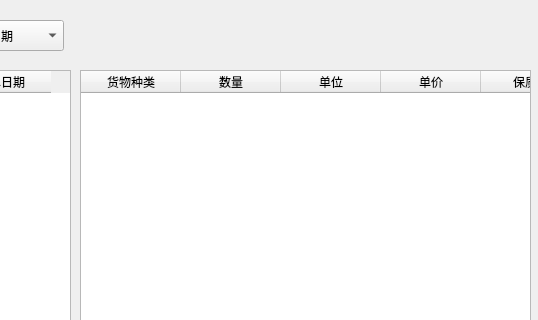
Before: the Qt Designer form ui/order.ui in LunziQwQ/kylin_dealer, drawn with Qt 5; both pictures show x 460 to 998 and y 0 to 320 of the 998 by 488 pixel window.
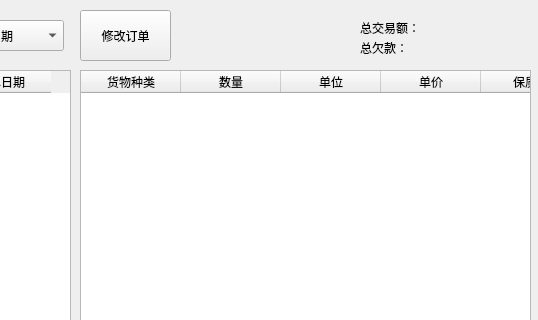
After: the same form once the commit is applied.

Commit message: add editOrder and show total money/owe in order mainWindow

What changed in the file:
```diff
--- a/ui/order.ui
+++ b/ui/order.ui
@@ -210,6 +210,71 @@
      </property>
     </item>
    </widget>
+   <widget class="QLabel" name="label_2">
+    <property name="geometry">
+     <rect>
+      <x>820</x>
+      <y>20</y>
+      <width>60</width>
+      <height>16</height>
+     </rect>
+    </property>
+    <property name="text">
+     <string>总交易额：</string>
+    </property>
+   </widget>
+   <widget class="QLabel" name="label_3">
+    <property name="geometry">
+     <rect>
+      <x>820</x>
+      <y>40</y>
+      <width>60</width>
+      <height>16</height>
+     </rect>
+    </property>
+    <property name="text">
+     <string>总欠款：</string>
+    </property>
+   </widget>
+   <widget class="QLabel" name="totalMoneyLabel">
+    <property name="geometry">
+     <rect>
+      <x>890</x>
+      <y>20</y>
+      <width>91</width>
+      <height>16</height>
+     </rect>
+    </property>
+    <property name="text">
+     <string/>
+    </property>
+   </widget>
+   <widget class="QLabel" name="totalOweLabel">
+    <property name="geometry">
+     <rect>
+      <x>890</x>
+      <y>40</y>
+      <width>91</width>
+      <height>16</height>
+     </rect>
+    </property>
+    <property name="text">
+     <string/>
+    </property>
+   </widget>
+   <widget class="QPushButton" name="editBtn">
+    <property name="geometry">
+     <rect>
+      <x>540</x>
+      <y>10</y>
+      <width>91</width>
+      <height>51</height>
+     </rect>
+    </property>
+    <property name="text">
+     <string>修改订单</string>
+    </property>
+   </widget>
   </widget>
  </widget>
  <resources/>
```
The commit also changes 6 other files.
